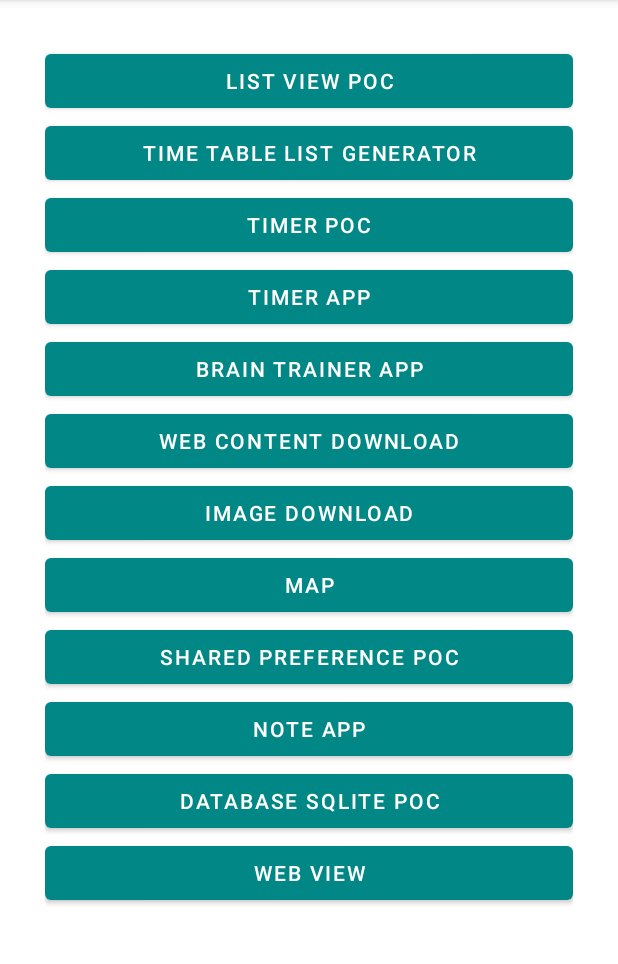
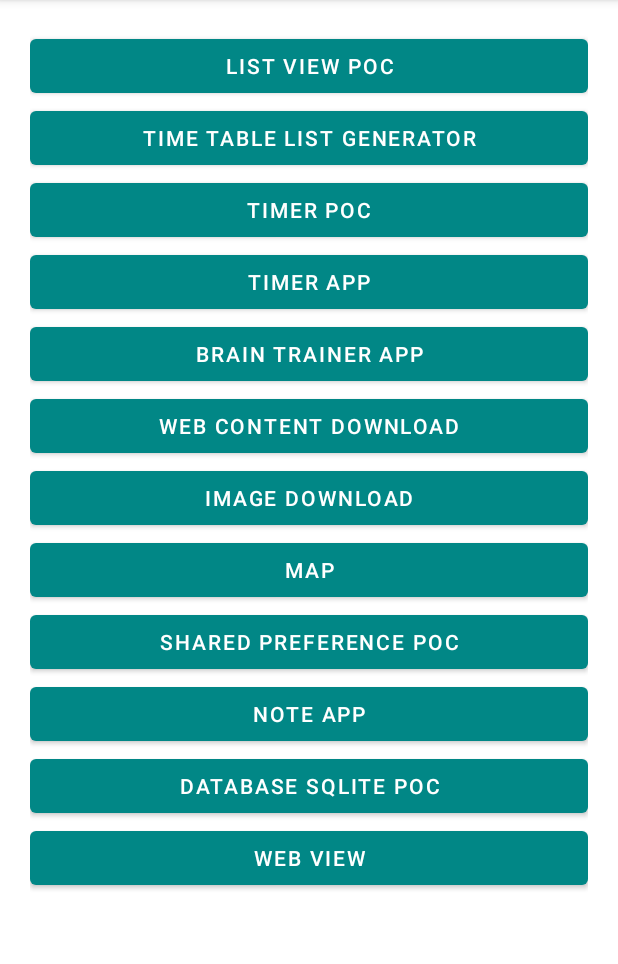
Before and after one commit to muhammedshihabvk/AndroidPOCBundleApp, an Android app: the screen it shows after launch (MainActivity), on a phone screen of 412 x 824 dp, the part 84-1048 px from its top. Run offline under Robolectric (Android 15) with nearby library versions, the phone set to English and light mode, and no system bars.

```diff
--- a/app/src/main/res/layout/activity_main.xml
+++ b/app/src/main/res/layout/activity_main.xml
@@ -4,7 +4,7 @@
     android:layout_width="match_parent"
     android:layout_height="match_parent"
     android:orientation="vertical"
-    android:padding="30dp"
+    android:padding="20dp"
     tools:context=".MainActivity">
 
 
```
Also changed, not shown: app/src/main/java/com/shabsudemy/androidadvancedsection/WebViewActivity.java (+11 -0 lines), app/src/main/res/layout/activity_web_view.xml (+8 -2 lines), 1 other file.
